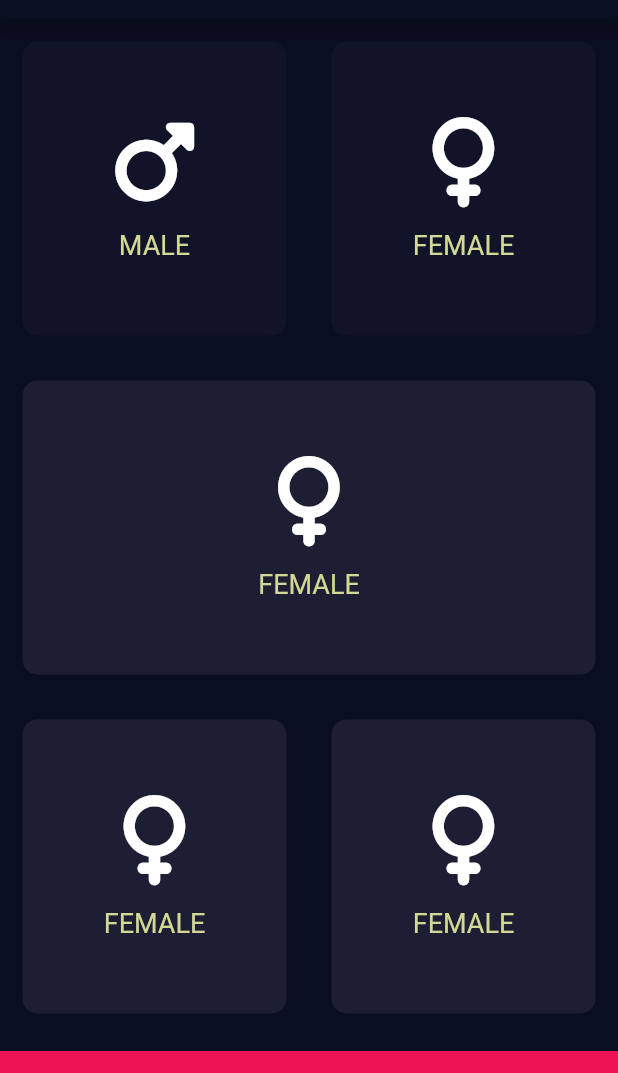
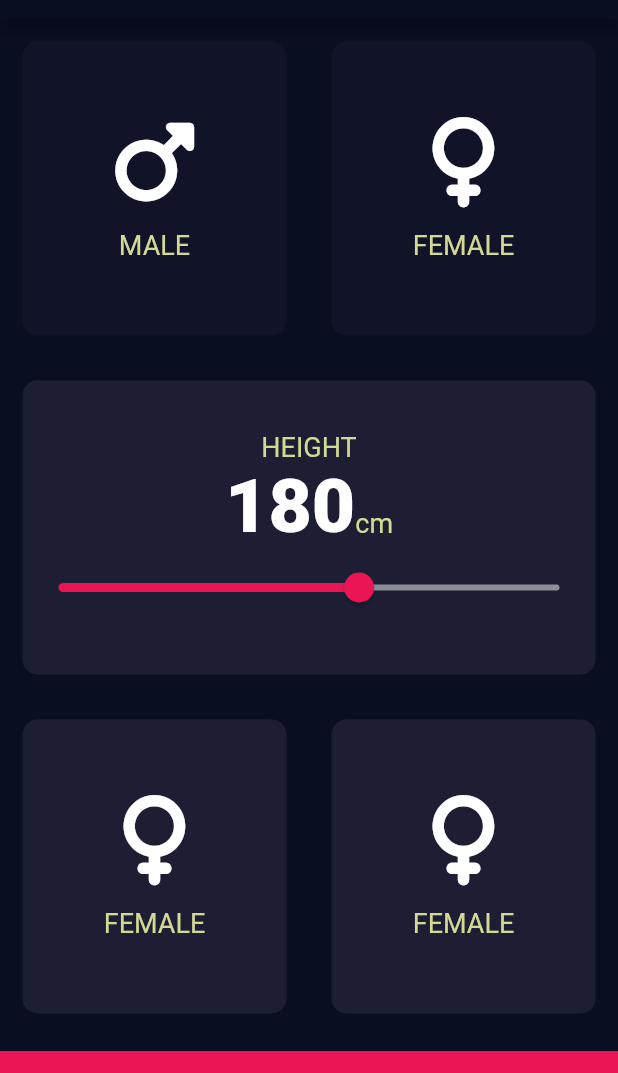
Before and after one commit to ronytarafder99/bmi_calculator_flutter, a Flutter app: the screen it shows after launch, on a phone screen of 412 x 824 dp, the part 65-1138 px from its top. Run offline on Flutter 3.47's test engine with Material 2 defaults, Android fonts, the phone set to English and light mode, and no system bars; our stand-ins replace font_awesome_flutter.

Commit message:
OCT 22 010

```diff
--- /dev/null
+++ b/lib/constants.dart
@@ -0,0 +1,16 @@
+import 'package:flutter/material.dart';
+
+const kBottomContainerHeight = 80.0;
+const kBbottomContainerColor = Color(0xFFEB1555);
+const kActiveCardColor = Color(0XFF1D1E33);
+const kInactiveCardColor = Color(0xFF111328);
+
+const kLabelTextStyle = TextStyle(
+  fontSize: 18.0,
+  color: Color(0xFF8D8DE98),
+);
+
+const kNumberTextStyle = TextStyle(
+  fontSize: 50.0,
+  fontWeight: FontWeight.w900,
+);
--- a/lib/icon_content.dart
+++ b/lib/icon_content.dart
@@ -1,9 +1,6 @@
 import 'package:flutter/material.dart';
 
-const labelTextStyle = TextStyle(
-  fontSize: 18.0,
-  color: Color(0xFF8D8DE98),
-);
+import 'constants.dart';
 
 class IconContent extends StatelessWidget {
   IconContent({required this.icon, required this.label});
@@ -22,7 +19,7 @@ class IconContent extends StatelessWidget {
         ),
         Text(
           label,
-          style: labelTextStyle,
+          style: kLabelTextStyle,
         ),
       ],
     );
--- a/lib/input_page.dart
+++ b/lib/input_page.dart
@@ -3,11 +3,7 @@ import 'package:font_awesome_flutter/font_awesome_flutter.dart';
 
 import 'icon_content.dart';
 import 'reusable_card.dart';
-
-const bottomContainerHeight = 80.0;
-const bottomContainerColor = Color(0xFFEB1555);
-const activeCardColor = Color(0XFF1D1E33);
-const inactiveCardColor = Color(0xFF111328);
+import 'constants.dart';
 
 enum Gender {
   male,
@@ -22,6 +18,7 @@ class InputPage extends StatefulWidget {
 
 class _InputPageState extends State<InputPage> {
   Gender selectedGender = Gender.none;
+  int height = 180;
 
   @override
   Widget build(BuildContext context) {
@@ -31,6 +28,7 @@ class _InputPageState extends State<InputPage> {
         title: Text('BMI CALCULATOR'),
       ),
       body: Column(
+        crossAxisAlignment: CrossAxisAlignment.stretch,
         children: <Widget>[
           Expanded(
             child: Row(
@@ -43,8 +41,8 @@ class _InputPageState extends State<InputPage> {
                       });
                     },
                     colour: selectedGender == Gender.male
-                        ? activeCardColor
-                        : inactiveCardColor,
+                        ? kActiveCardColor
+                        : kInactiveCardColor,
                     cardChild: IconContent(
                       icon: FontAwesomeIcons.mars,
                       label: 'MALE',
@@ -59,8 +57,8 @@ class _InputPageState extends State<InputPage> {
                       });
                     },
                     colour: (selectedGender == Gender.female)
-                        ? activeCardColor
-                        : inactiveCardColor,
+                        ? kActiveCardColor
+                        : kInactiveCardColor,
                     cardChild: IconContent(
                       icon: FontAwesomeIcons.venus,
                       label: 'FEMALE',
@@ -75,13 +73,42 @@ class _InputPageState extends State<InputPage> {
               children: <Widget>[
                 Expanded(
                   child: ReuseableCard(
-                    onPress: () {
-                      selectedGender = Gender.female;
-                    },
-                    colour: activeCardColor,
-                    cardChild: IconContent(
-                      icon: FontAwesomeIcons.venus,
-                      label: 'FEMALE',
+                    colour: kActiveCardColor,
+                    cardChild: Column(
+                      mainAxisAlignment: MainAxisAlignment.center,
+                      children: <Widget>[
+                        Text(
+                          'HEIGHT',
+                          style: kLabelTextStyle,
+                        ),
+                        Row(
+                          mainAxisAlignment: MainAxisAlignment.center,
+                          crossAxisAlignment: CrossAxisAlignment.baseline,
+                          textBaseline: TextBaseline.alphabetic,
+                          children: <Widget>[
+                            Text(
+                              height.toString(),
+                              style: kNumberTextStyle,
+                            ),
+                            Text(
+                              'cm',
+                              style: kLabelTextStyle,
+                            ),
+                          ],
+                        ),
+                        Slider(
+                          value: height.toDouble(),
+                          min: 120.0,
+                          max: 220.0,
+                          activeColor: Color(0xFFEB1555),
+                          inactiveColor: Color(0xFF8D8E98),
+                          onChanged: (double newValue){
+                            setState(() {
+                              height = newValue.toInt();
+                            });
+                          },
+                        ),
+                      ],
                     ),
                   ),
                 ),
@@ -93,10 +120,7 @@ class _InputPageState extends State<InputPage> {
               children: <Widget>[
                 Expanded(
                   child: ReuseableCard(
-                    onPress: () {
-                      selectedGender = Gender.female;
-                    },
-                    colour: activeCardColor,
+                    colour: kActiveCardColor,
                     cardChild: IconContent(
                       icon: FontAwesomeIcons.venus,
                       label: 'FEMALE',
@@ -105,10 +129,7 @@ class _InputPageState extends State<InputPage> {
                 ),
                 Expanded(
                   child: ReuseableCard(
-                    onPress: () {
-                      selectedGender = Gender.female;
-                    },
-                    colour: activeCardColor,
+                    colour: kActiveCardColor,
                     cardChild: IconContent(
                       icon: FontAwesomeIcons.venus,
                       label: 'FEMALE',
@@ -119,10 +140,10 @@ class _InputPageState extends State<InputPage> {
             ),
           ),
           Container(
-            color: bottomContainerColor,
+            color: kBbottomContainerColor,
             margin: EdgeInsets.only(top: 10.0),
             width: double.infinity,
-            height: bottomContainerHeight,
+            height: kBottomContainerHeight,
           ),
         ],
       ),
--- a/lib/reusable_card.dart
+++ b/lib/reusable_card.dart
@@ -1,7 +1,7 @@
 import 'package:flutter/material.dart';
 
 class ReuseableCard extends StatelessWidget {
-  ReuseableCard({required this.colour, required this.cardChild, required this.onPress});
+  ReuseableCard({required this.colour, required this.cardChild, this.onPress});
 
   final Color colour;
   final Widget cardChild;
```
